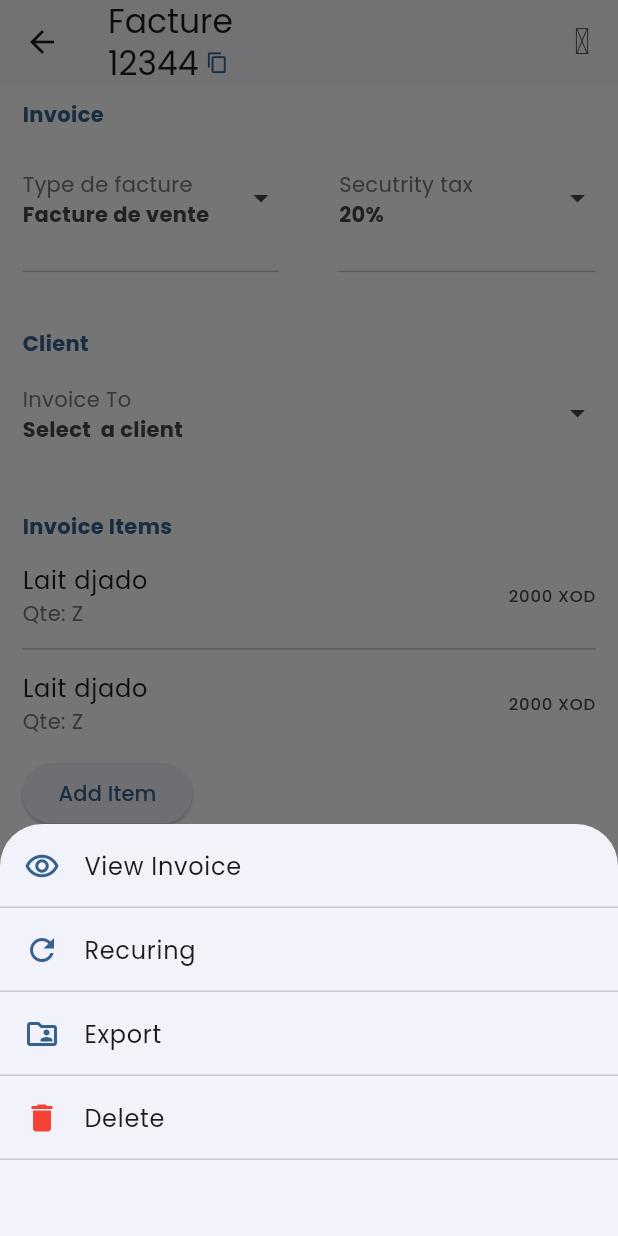
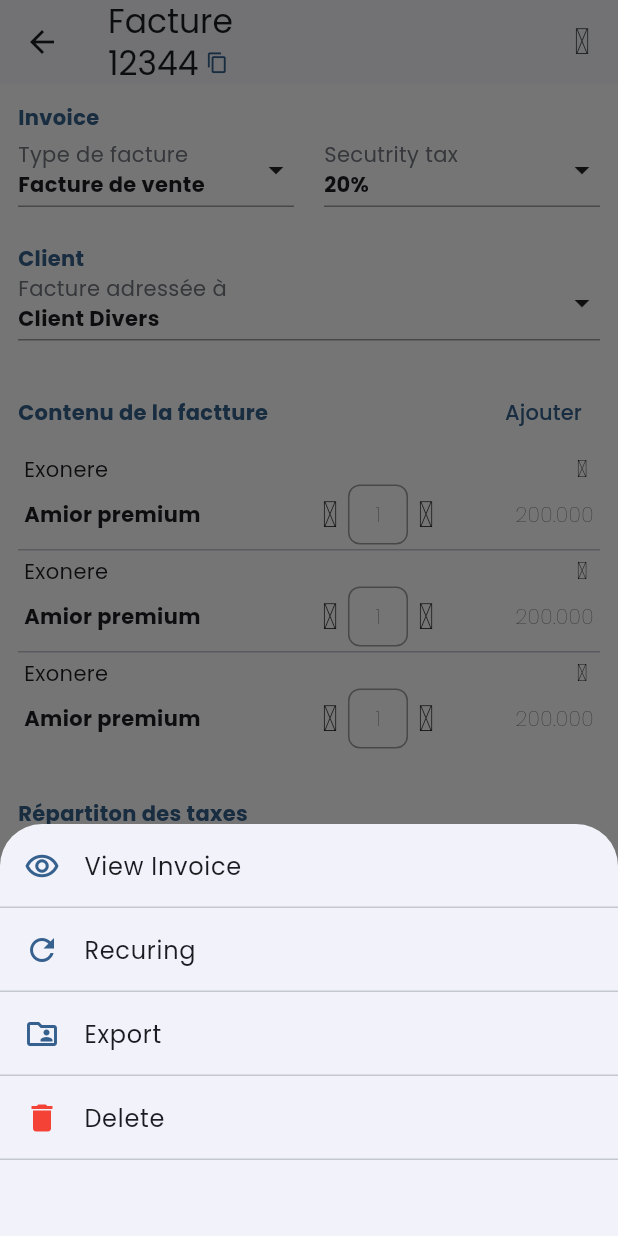
Before and after one commit to Djenh/TaxPayer, a Flutter app: the InvoiceCreatePage screen opened directly, after a tap on the "keyboard control" icon, on a phone screen of 412 x 824 dp. Run offline on Flutter 3.47's test engine with Material 3 defaults, Android fonts, the phone set to English and light mode, and no system bars; our stand-ins replace flutter_svg, get, google_fonts, iconsax; project files that could hold a hidden picture were left out.

Commit message:
Feat: Invoice-form-ui building

```diff
--- /dev/null
+++ b/lib/commons/ui/K_invoice_item.dart
@@ -0,0 +1,80 @@
+import 'package:flutter/material.dart';
+import 'package:iconsax/iconsax.dart';
+
+class KInvoiceItem extends StatelessWidget {
+  final VoidCallback? onTap;
+
+  KInvoiceItem({super.key, this.onTap });
+
+  @override
+  Widget build(BuildContext context) {
+    return Container(
+      padding: EdgeInsets.all(4),
+      child: Column(
+        children: [
+          Row(
+            mainAxisAlignment: MainAxisAlignment.spaceBetween,
+            children: [
+              Text(
+                'Exonere',
+              ),
+              GestureDetector(
+                  onTap: onTap,
+                  child: Icon(
+                    Iconsax.more,
+                    size: 16,
+                  )),
+            ],
+          ),
+          Row(
+            mainAxisAlignment: MainAxisAlignment.start,
+            crossAxisAlignment: CrossAxisAlignment.center,
+            children: [
+              Expanded(
+                flex: 2,
+                child: Text(
+                  'Amior premium',
+                  style: TextStyle(fontWeight: FontWeight.bold),
+                ),
+              ),
+              SizedBox(
+                width: 4,
+              ),
+              Expanded(
+                flex: 1,
+                child: Row(
+                  children: [
+                    Icon(Iconsax.minus),
+                    Container(
+                      width: 40,
+                      height: 40,
+                      decoration: BoxDecoration(
+                        border: Border.all(color: Colors.grey),
+                        borderRadius: BorderRadius.circular(8),
+                      ),
+                      child: Center(
+                        child: Text(
+                          '1',
+                          style: TextStyle(fontWeight: FontWeight.w200),
+                          textAlign: TextAlign.end,
+                        ),
+                      ),
+                    ),
+                    Icon(Iconsax.add)
+                  ],
+                ),
+              ),
+              Expanded(
+                child: Text(
+                  '200.000',
+                  style: TextStyle(fontWeight: FontWeight.w200),
+                  textAlign: TextAlign.end,
+                ),
+              ),
+            ],
+          ),
+        ],
+      ),
+    );
+  }
+}
--- a/lib/commons/ui/k_list_tile.dart
+++ b/lib/commons/ui/k_list_tile.dart
@@ -1,4 +1,5 @@
 import 'package:flutter/material.dart';
+import 'package:iconsax/iconsax.dart';
 
 import 'kTextgray.dart';
 
@@ -15,25 +16,38 @@ class KListTile extends StatelessWidget {
 
   @override
   Widget build(BuildContext context) {
-    return Column(
+    return GestureDetector(
+      onTap: onTap,
+      child: Container(
+        padding: EdgeInsets.only(bottom: 4),
+
+        decoration: BoxDecoration(
+
+          color: Colors.white,
+          border: Border(bottom: BorderSide(color: Colors.black38, width: 1)),
+        ),
+        child: Row(
+          mainAxisAlignment: MainAxisAlignment.spaceBetween,
           children: [
-        ListTile(
-          contentPadding: EdgeInsets.zero,
-          title: KtextGray(
+            Column(
+              mainAxisAlignment: MainAxisAlignment.start,
+              crossAxisAlignment: CrossAxisAlignment.start,
+              children: [
+
+                KtextGray(
                   "${title}",
                 ),
-          subtitle: Text(
+                Text(
                   "${subtitle}",
                   style: TextStyle(fontWeight: FontWeight.bold),
                 ),
-          onTap: onTap,
-          trailing: const Icon(Icons.arrow_drop_down),
+
+              ],
             ),
-        const SizedBox(
-          height: 5,
+            Icon(Icons.arrow_drop_down)
+          ],
         ),
-        const Divider(),
-      ],
+      ),
     );
   }
 }
--- a/lib/commons/ui/kcontainer.dart
+++ b/lib/commons/ui/kcontainer.dart
@@ -1,16 +1,17 @@
 import 'package:flutter/material.dart';
 
 class KContainer extends StatelessWidget {
-  late Widget child;
+  final Widget child;
+  final Widget? action;
   final String? title;
   final Color? color;
 
-  KContainer({super.key, required this.child, this.title, this.color});
+  KContainer({super.key, required this.child,    this.title, this.color, this.action});
 
   @override
   Widget build(BuildContext context) {
     return Container(
-      padding: const EdgeInsets.symmetric(horizontal: 15, vertical: 10),
+      padding: const EdgeInsets.all(12),
       decoration: const BoxDecoration(
    /* //      color: color == null ? Colors.white : color,
           boxShadow: [
@@ -21,14 +22,17 @@ class KContainer extends StatelessWidget {
       child: Column(
         crossAxisAlignment: CrossAxisAlignment.start,
         children: [
-          title != null
-              ? Text(
-                  title ?? "",
-                  style: Theme.of(context).textTheme.bodyMedium!.copyWith(
-                      color: Theme.of(context).primaryColor,
-                      fontWeight: FontWeight.w700),
-                )
-              : const SizedBox.shrink(),
+         Row(
+           mainAxisAlignment: MainAxisAlignment.spaceBetween,
+           children: [
+           if (title != null) Text(
+             title ?? "",
+             style: Theme.of(context).textTheme.bodyMedium!.copyWith(
+                 color: Theme.of(context).primaryColor,
+                 fontWeight: FontWeight.w700),
+           ) else const SizedBox.shrink(),
+           if (action!= null) SizedBox(child: action,) else const SizedBox.shrink(),
+         ],),
           SizedBox(width: double.infinity, child: child)
         ],
       ),
--- a/lib/commons/ui/kinput.dart
+++ b/lib/commons/ui/kinput.dart
@@ -7,13 +7,15 @@ class KInput extends StatelessWidget {
   final Widget? prefixIcon;
   final Widget? suffixIcon;
   final dynamic initialValue;
+  final double? width;
 
   const KInput(
       {super.key,
-      required this.name,
+      this.name,
       this.keyboardType,
       this.prefixIcon,
       this.suffixIcon,
+      this.width,
       this.showclearButton = false,
       this.initialValue});
 
@@ -22,18 +24,19 @@ class KInput extends StatelessWidget {
     return TextFormField(
       initialValue: initialValue,
       style: const TextStyle(fontWeight: FontWeight.w600),
-
       keyboardType: keyboardType,
       decoration: InputDecoration(
-        prefixIcon: prefixIcon,
+          prefixIcon: prefixIcon,
+          constraints: BoxConstraints(
+            maxWidth: this.width ?? double.infinity,
+          ),
 
-      //  contentPadding: EdgeInsets.zero,
+          //  contentPadding: EdgeInsets.zero,
           label: Text("$name"),
-       //   filled: true,
+          //   filled: true,
 
           border: OutlineInputBorder(
             borderRadius: BorderRadius.circular(10),
-
           ),
           suffixIcon: showclearButton ? const Icon(Icons.close) : suffixIcon),
     );
--- a/lib/features/sales/invoice/screens/invoice_create_page.dart
+++ b/lib/features/sales/invoice/screens/invoice_create_page.dart
@@ -1,11 +1,13 @@
 import 'package:flutter/material.dart';
 import 'package:get/get.dart';
 import 'package:iconsax/iconsax.dart';
+import 'package:invoice_app/commons/ui/K_invoice_item.dart';
 import 'package:invoice_app/commons/ui/k_list_tile.dart';
 import 'package:invoice_app/commons/ui/ui.dart';
 import 'package:invoice_app/features/clients/screens/client_search_page.dart';
 import 'package:invoice_app/features/sales/invoice/security_tax/security_tax_page.dart';
 import 'package:invoice_app/features/sales/invoice/type_invoice/type_invoice_page.dart';
+import 'package:invoice_app/features/sales/invoice/widgets/invoice_item.dart';
 
 import '../widgets/modals/default_menu.dart';
 import 'invoice_item_page.dart';
@@ -49,7 +51,7 @@ class InvoiceCreatePage extends StatelessWidget {
               crossAxisAlignment: CrossAxisAlignment.start,
               children: [
                 const SizedBox(
-                  height: 10,
+                  height: 5,
                 ),
                 Row(
                   mainAxisAlignment: MainAxisAlignment.spaceBetween,
@@ -63,7 +65,7 @@ class InvoiceCreatePage extends StatelessWidget {
                       ),
                     ),
                     const SizedBox(
-                      width: 10.0 * 4,
+                      width: 5.0 * 4,
                     ),
                     Expanded(
                       child: KListTile(
@@ -78,80 +80,59 @@ class InvoiceCreatePage extends StatelessWidget {
               ],
             ),
           ),
-          const SizedBox(
-            height: 10,
+          KContainer(
+            title: "Client",
+            child: KListTile(
+              title: "Facture adressée à",
+              subtitle: "Client Divers",
+              onTap: () =>
+                  Get.to(() => ClientSearchPage(), fullscreenDialog: true),
+            ),
           ),
           KContainer(
-            title: "Client",
-            child: ListTile(
-              contentPadding: EdgeInsets.zero,
-              onTap: () {
-                Navigator.push(
-                  context,
-                  MaterialPageRoute(
-                      builder: (context) => ClientSearchPage(),
-                      fullscreenDialog: true),
-                );
-              },
-              title: const KtextGray(
-                "Invoice To",
-              ),
-              subtitle: const Text(
-                "Select  a client",
-                style: TextStyle(fontWeight: FontWeight.bold),
-              ),
-              trailing: const Icon(Icons.arrow_drop_down),
+            title: "Contenu de la factture",
+            action: TextButton(
+              onPressed: ()=> Get.to( ()=>InvoiceItemPage(), fullscreenDialog: true ),
+              child: Text("Ajouter"),
             ),
-          ),
-          const SizedBox(
-            height: 10,
-          ),
-          KContainer(
-            title: "Invoice Items",
             child: Column(
               mainAxisAlignment: MainAxisAlignment.start,
               crossAxisAlignment: CrossAxisAlignment.start,
               children: [
                 ...ListTile.divideTiles(context: context, tiles: [
-                  const ListTile(
-                    title: Text("Lait djado"),
-                    subtitle: KtextGray("Qte: Z"),
-                    trailing: Text("2000 XOD"),
-                    contentPadding: EdgeInsets.zero,
-                  ),
-                  const ListTile(
-                    title: Text("Lait djado"),
-                    subtitle: KtextGray("Qte: Z"),
-                    trailing: Text("2000 XOD"),
-                    contentPadding: EdgeInsets.zero,
-                  ),
+                  KInvoiceItem(),
+                  KInvoiceItem(),
+                  KInvoiceItem(),
+
                 ]),
-                ElevatedButton(
-                  onPressed: () {
-                    Navigator.push(
-                      context,
-                      MaterialPageRoute(
-                        builder: (context) => InvoiceItemPage(),
-                        fullscreenDialog: true,
-                      ),
-                    );
-                  },
-                  child: const Text("Add Item"),
-                )
+
               ],
             ),
           ),
           const SizedBox(
-            height: 10,
+            height: 5,
           ),
           KContainer(
-            title: "Subtotal",
+            title: "Répartiton des taxes",
             child: Column(
               crossAxisAlignment: CrossAxisAlignment.start,
               children: [
                 ...ListTile.divideTiles(context: context, tiles: [
                   Container(
-                    padding: const EdgeInsets.symmetric(vertical: 10.0),
+                    padding: const EdgeInsets.symmetric(vertical: 8),
+                    child: const Row(
+                      mainAxisAlignment: MainAxisAlignment.spaceBetween,
+                      children: [
+                        KtextGray("Subtotal"),
+                        Text(
+                          "100.000",
+                          style: TextStyle(fontWeight: FontWeight.bold),
+                        ),
+                      ],
+                    ),
+                  ),
+                  Container(
+                    padding: const EdgeInsets.symmetric(vertical: 5.0),
                     child: const Row(
                       mainAxisAlignment: MainAxisAlignment.spaceBetween,
                       children: [
@@ -161,7 +142,7 @@ class InvoiceCreatePage extends StatelessWidget {
                     ),
                   ),
                   Container(
-                    padding: const EdgeInsets.symmetric(vertical: 10.0),
+                    padding: const EdgeInsets.symmetric(vertical: 5.0),
                     child: const Row(
                       mainAxisAlignment: MainAxisAlignment.spaceBetween,
                       children: [
@@ -171,17 +152,7 @@ class InvoiceCreatePage extends StatelessWidget {
                     ),
                   ),
                   Container(
-                    padding: const EdgeInsets.symmetric(vertical: 10.0),
-                    child: const Row(
-                      mainAxisAlignment: MainAxisAlignment.spaceBetween,
-                      children: [
-                        KtextGray("Subtotal"),
-                        Text("Qte: Z"),
-                      ],
-                    ),
-                  ),
-                  Container(
-                    padding: const EdgeInsets.symmetric(vertical: 10.0),
+                    padding: const EdgeInsets.symmetric(vertical: 5.0),
                     child: Row(
                       mainAxisAlignment: MainAxisAlignment.spaceBetween,
                       children: [
@@ -214,7 +185,7 @@ class InvoiceCreatePage extends StatelessWidget {
                     child: const KTextWhite(
                       "Create Invoice",
                     ))),
-            const SizedBox(width: 10),
+            const SizedBox(width: 5),
             KOutlinedButton(
               child: const Icon(Icons.more_horiz),
               onPressed: () {
```
Lines whose indentation alone changed are shown as unchanged.
